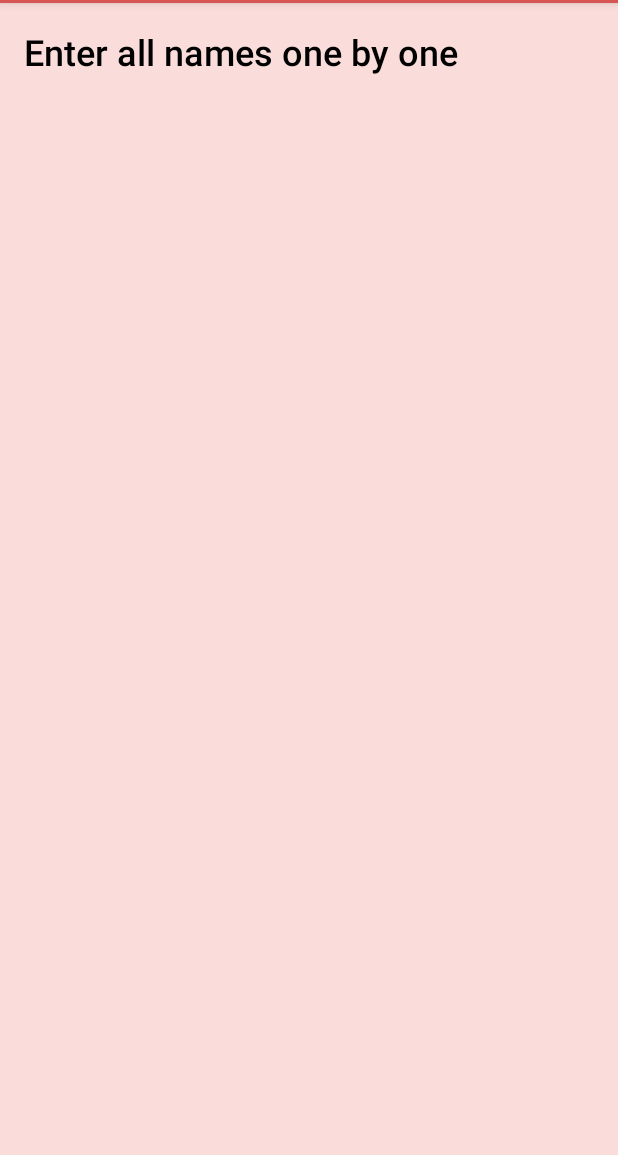
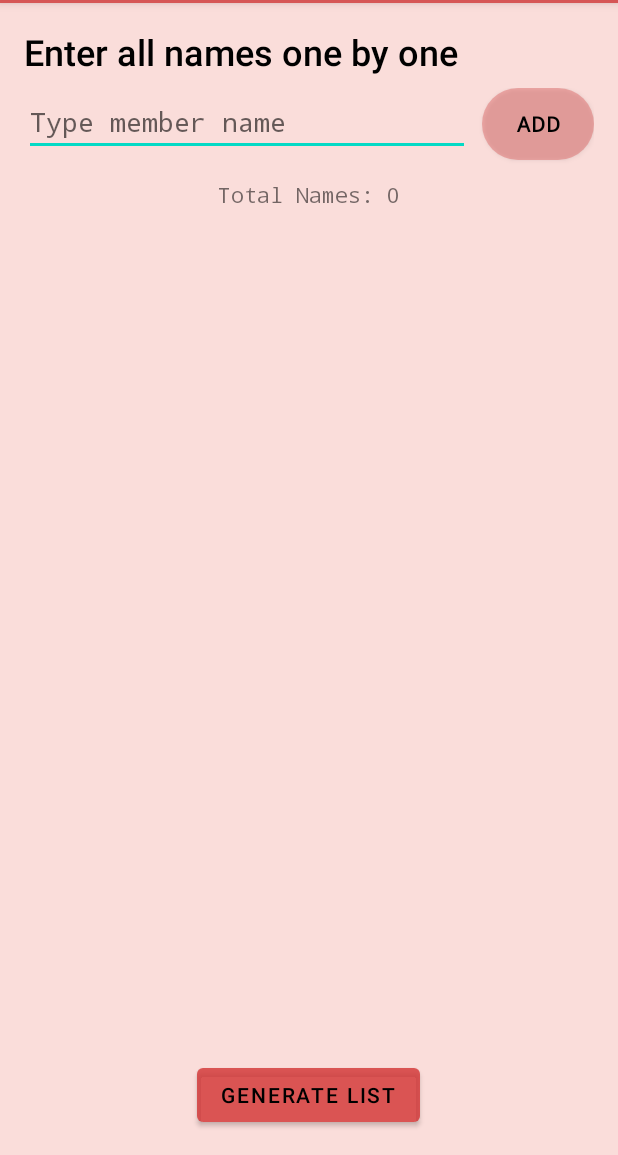
Before and after one commit to AnujSrivastava007/RandomTeams, an Android app: the manual screen opened directly, with no data from a screen before it, on a phone screen of 412 x 824 dp, the part 81-1236 px from its top. Run offline under Robolectric (Android 15) with nearby library versions, the phone set to English and light mode, and no system bars.

Commit message:
Made layout for manually entering names Activity

```diff
--- a/app/src/main/res/layout/activity_manual.xml
+++ b/app/src/main/res/layout/activity_manual.xml
@@ -6,6 +6,7 @@
     android:layout_height="match_parent"
     android:background="#E6FADAD6"
     android:orientation="vertical"
+    android:padding="16dp"
     tools:context=".manual">
 <!--See how to make layout?? also see thsoe apps and inspire take
 also see coress and edit nae on clidl-->
@@ -16,8 +17,77 @@ also see coress and edit nae on clidl-->
         android:text="Enter all names one by one"
         android:fontFamily="sans-serif-medium"
         android:textColor="@color/black"
-        android:layout_marginTop="16dp"
-        android:layout_marginLeft="16dp"
-        android:layout_marginBottom="16dp"
+        android:layout_marginBottom="8dp"
         android:textSize="24sp"/>
+
+    <LinearLayout
+        android:layout_width="match_parent"
+        android:layout_height="wrap_content"
+        android:orientation="horizontal">
+        <EditText
+            android:id="@+id/names"
+            android:layout_width="0dp"
+            android:layout_height="wrap_content"
+            android:layout_marginBottom="16dp"
+            android:layout_marginRight="8dp"
+            android:hint="Type member name"
+            android:fontFamily="monospace"
+            android:layout_weight="4"/>
+
+<!--        SEE remove background field below. It gives button a dark and good look
+see what looks better later!! ALso see if color prob make new shape file for it.
+Keep it round. it looks good-->
+        <Button
+            android:id="@+id/addNameBtn"
+            android:layout_width="0dp"
+            android:layout_height="wrap_content"
+            android:layout_weight="1"
+            android:text="Add"
+            android:fontFamily="monospace"
+            android:background="@drawable/shape"
+            android:textColor="@color/black"
+            android:textStyle="bold"/>
+    </LinearLayout>
+
+    <TextView
+        android:layout_width="wrap_content"
+        android:layout_height="wrap_content"
+        android:text="Total Names: 0"
+        android:fontFamily="monospace"
+        android:layout_gravity="center_horizontal"
+        android:layout_marginBottom="8dp"/>
+
+    <RelativeLayout
+        android:layout_width="match_parent"
+        android:layout_height="wrap_content">
+<!--Note this
+Where ever we need to populate data into a list, we just make a listview
+there and then populate it through java file
+Also if we want a listview with contents of our type
+then we create another xml and make the type as we want-->
+
+
+<!--    TODO:    Note VV IMP
+                    Making the ListView height MatchParent is vv imp
+                    if i make it wrap content, it adds items from bottom
+                    But that is not good
+                    SO always do it this way, in this way it will function as it should
+                    that displaying items from top-->
+        <ListView
+            android:id="@+id/nameList"
+            android:layout_width="match_parent"
+            android:layout_height="match_parent"
+            android:layout_above="@id/genBtn"
+            android:layout_marginBottom="8dp"/>
+
+        <Button
+            android:id="@+id/genBtn"
+            android:layout_width="wrap_content"
+            android:layout_height="wrap_content"
+            android:layout_alignParentBottom="true"
+            android:layout_centerHorizontal="true"
+            android:text="Generate List"
+            android:layout_gravity="center_horizontal"
+            android:textColor="@color/black"/>
+    </RelativeLayout>
 </LinearLayout>
```
